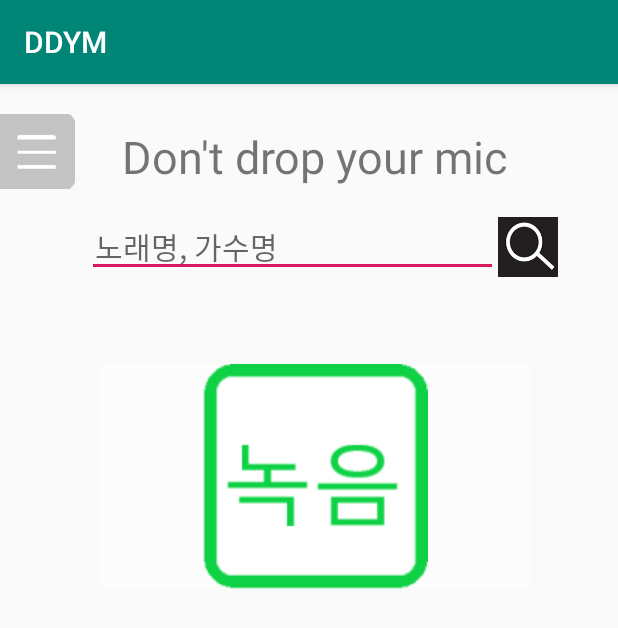
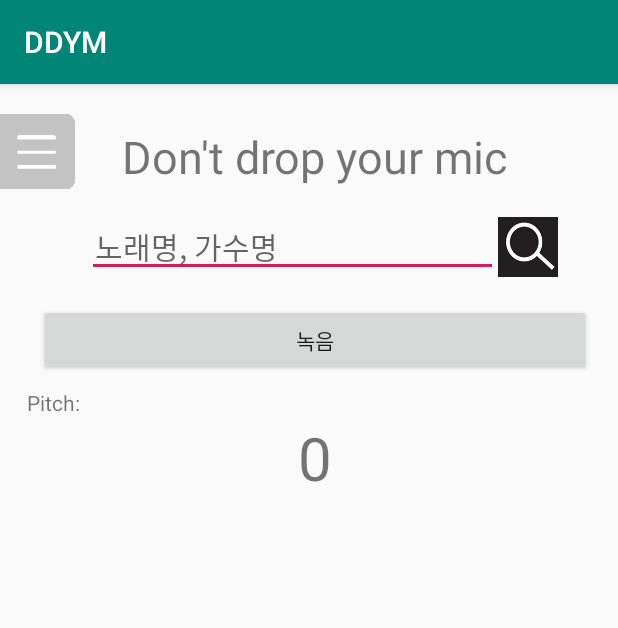
Before and after one commit to liqurt/Gachon-2020-Dont-drop-your-mic, an Android app: the settings screen opened directly, with no data from a screen before it, on a phone screen of 412 x 824 dp. Shown: the top 628 px of the screen. Run offline under Robolectric (Android 15) with nearby library versions, the phone set to English and light mode, and no system bars; 2 statements that could not run were skipped.

Commit message:
change layout

```diff
--- a/app/src/main/res/layout/activity_search.xml
+++ b/app/src/main/res/layout/activity_search.xml
@@ -112,7 +112,7 @@
         android:orientation="vertical"
         android:layout_below="@+id/searchBar">
 
-        <TestView
+        <TextView
             android:id="@+id/listView"
             android:layout_width="match_parent"
             android:layout_height="match_parent"
--- a/app/src/main/res/layout/activity_settings.xml
+++ b/app/src/main/res/layout/activity_settings.xml
@@ -88,51 +88,61 @@
             android:id="@+id/searchBar"
             android:layout_width="match_parent"
             android:layout_height="wrap_content"
-            android:orientation="horizontal"
+            android:layout_below="@+id/title"
             android:layout_centerHorizontal="true"
-            android:layout_below="@+id/title"
-            android:layout_marginTop="20dp">
+            android:layout_marginTop="20dp"
+            android:orientation="horizontal">
 
             <EditText
                 android:id="@+id/label"
                 android:layout_width="wrap_content"
                 android:layout_height="40dp"
+                android:layout_marginLeft="50dp"
+                android:layout_weight="1"
+                android:hint="노래명, 가수명"
+                android:padding="5dp"
                 android:paddingLeft="5dp"
                 android:textColor="#000000"
-                android:textSize="20dp"
-                android:layout_marginLeft="50dp"
-                android:layout_weight="1"
-                android:padding="5dp"
-                android:hint="노래명, 가수명"/>
+                android:textSize="20dp" />
 
             <ImageButton
                 android:id="@+id/searchBTN"
                 android:layout_width="40dp"
                 android:layout_height="40dp"
+                android:layout_marginRight="40dp"
+                android:background="@color/colorCharcoal"
                 android:scaleType="fitCenter"
-                android:background="@color/colorCharcoal"
-                android:layout_marginRight="40dp"
-                android:src="@drawable/search_button"/>
+                android:src="@drawable/search_button" />
         </LinearLayout>
 
         <LinearLayout
-            android:orientation="vertical"
             android:layout_width="match_parent"
             android:layout_height="match_parent"
-            android:layout_margin="50dp">
+            android:layout_margin="10dp"
+            android:orientation="vertical">
+
             <LinearLayout
                 android:layout_width="match_parent"
                 android:layout_height="match_parent"
                 android:orientation="vertical">
 
-                <ImageButton
+                <Button
                     android:id="@+id/recording"
                     android:layout_width="match_parent"
                     android:layout_height="wrap_content"
                     android:layout_margin="8dp"
-                    android:background="@android:drawable/screen_background_light_transparent"
                     android:contentDescription="@string/cd_recording"
-                    app:srcCompat="@drawable/recording" />
+                    android:text="녹음" />
+                <TextView
+                    android:layout_width="wrap_content"
+                    android:layout_height="wrap_content"
+                    android:text="Pitch:"/>
+                <TextView
+                    android:layout_width="wrap_content"
+                    android:layout_height="wrap_content"
+                    android:layout_gravity="center"
+                    android:textSize="40dp"
+                    android:text="0"/>
 
             </LinearLayout>
         </LinearLayout>
```
